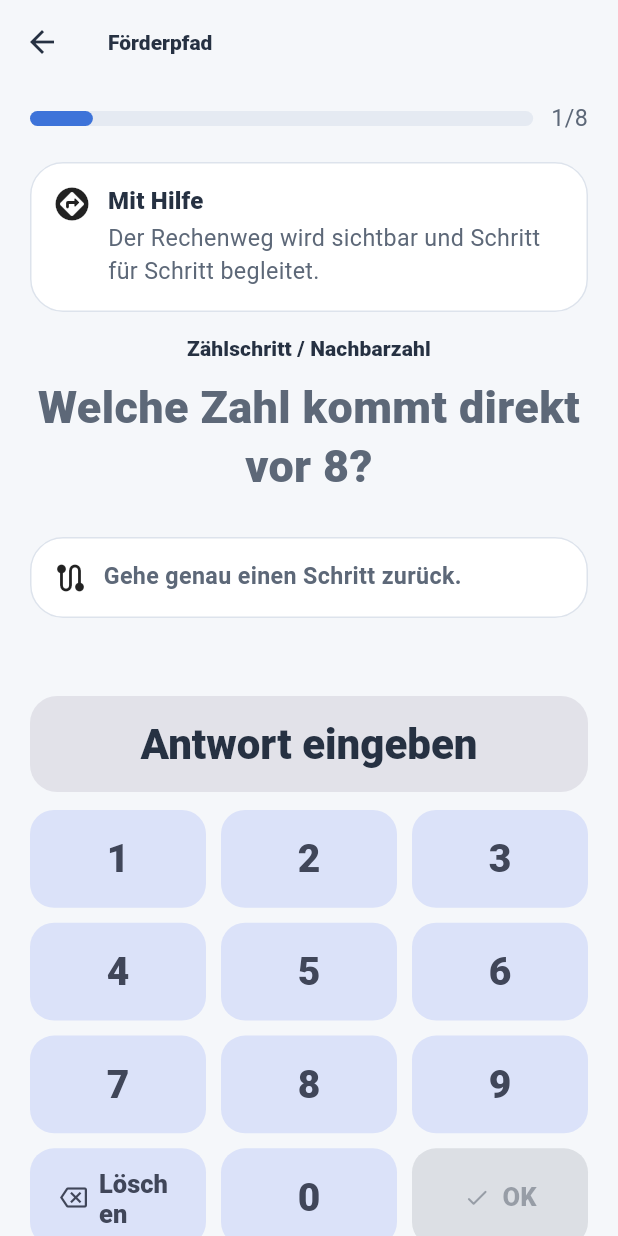
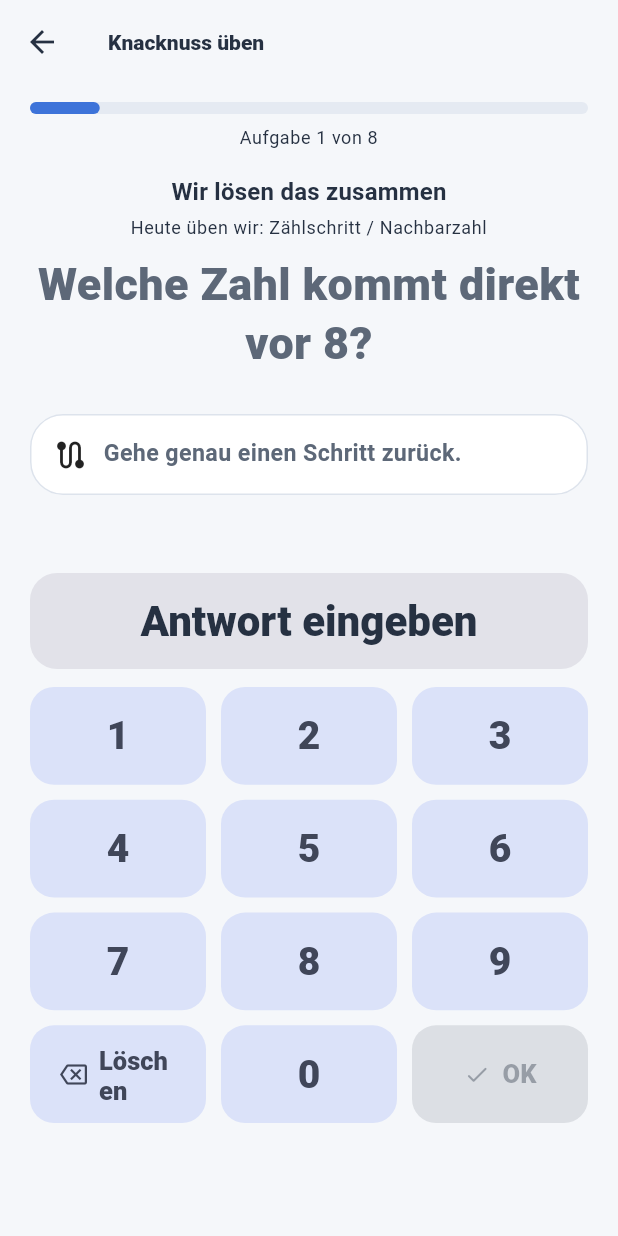
Before and after one commit to md-kks/Rechenblitz, a Flutter app: the RemediationScreen screen opened directly with empty values, on a phone screen of 412 x 824 dp. Run offline on Flutter 3.47's test engine with Material 3 defaults, Android fonts, the phone set to English and light mode, and no system bars; our stand-ins replace camera, flutter_tts, qr_flutter, shared_preferences; missing offline and left inert: flutter_zxing; accounts and stored records are empty.

Commit message:
design: simplify recovery flows

```diff
--- a/lib/screens/remediation_screen.dart
+++ b/lib/screens/remediation_screen.dart
@@ -55,8 +55,6 @@ class _RemediationScreenState extends State<RemediationScreen> {
     RemediationStage.transfer || RemediationStage.check =>
       showHint ? HelpLevel.nudge.value : HelpLevel.none.value,
   };
-
-
 
   @override
   void initState() {
@@ -162,32 +160,19 @@ class _RemediationScreenState extends State<RemediationScreen> {
       builder: (context) => AlertDialog(
         title: Text(
           progress.status == RemediationStatus.stable
-              ? 'Knacknuss stabil gemeistert'
+              ? 'Geschafft!'
               : progress.status == RemediationStatus.improved
-                  ? 'Deutlich verbessert'
-                  : 'Wir bleiben dran',
+              ? 'Das wird sicherer'
+              : 'Wir üben weiter',
         ),
-        content: Column(
-          mainAxisSize: MainAxisSize.min,
-          crossAxisAlignment: CrossAxisAlignment.start,
-          children: [
-            Text(
-              'Kontrolle: $checkCorrect von $checkTotal direkt richtig.',
-            ),
-            const SizedBox(height: 12),
-            Text(
-              switch (progress.status) {
-                RemediationStatus.stable =>
-                  'Das Fehlermuster ist jetzt stabil. Rechenblitz beobachtet es weiter, ohne es noch als aktuelle Knacknuss zu behandeln.',
-                RemediationStatus.improved =>
-                  'Der Rechenweg wirkt sicherer. In einigen Tagen folgt nur noch eine kurze Kontrolle – oder die Stabilität bestätigt sich vorher in normalen Aufgaben.',
-                RemediationStatus.recurring =>
-                  'Die Kontrollaufgaben waren noch nicht sicher genug. Der Förderpfad bleibt als aktuelle Knacknuss erhalten.',
-                RemediationStatus.inProgress =>
-                  'Der Förderpfad wird weitergeführt.',
-              },
-            ),
-          ],
+        content: Text(
+          '$checkCorrect von $checkTotal Aufgaben direkt richtig.\n\n'
+          '${switch (progress.status) {
+            RemediationStatus.stable => 'Das klappt jetzt sicher. Wir üben später wieder ganz normal weiter.',
+            RemediationStatus.improved => 'Das hat schon besser geklappt. Wir schauen später noch einmal kurz danach.',
+            RemediationStatus.recurring => 'Dieser Schritt braucht noch etwas Übung. Rechenblitz zeigt ihn dir später wieder.',
+            RemediationStatus.inProgress => 'Wir machen beim nächsten Mal hier weiter.',
+          }}',
         ),
         actions: [
           FilledButton(
@@ -211,62 +196,34 @@ class _RemediationScreenState extends State<RemediationScreen> {
 
     return Scaffold(
       appBar: AppBar(
-        title: Text(reviewOnly ? 'Kurze Kontrolle' : 'Förderpfad'),
+        title: Text(reviewOnly ? 'Kurze Kontrolle' : 'Knacknuss üben'),
       ),
       body: SafeArea(
         child: ListView(
           padding: const EdgeInsets.fromLTRB(20, 12, 20, 32),
           children: [
-            Row(
-              children: [
-                Expanded(
-                  child: LinearProgressIndicator(
+            LinearProgressIndicator(
               value: progress,
-                    minHeight: 10,
+              minHeight: 8,
               borderRadius: BorderRadius.circular(99),
             ),
-                ),
-                const SizedBox(width: 12),
-                Text('${index + 1}/${plan.tasks.length}'),
-              ],
+            const SizedBox(height: 8),
+            Text(
+              'Aufgabe ${index + 1} von ${plan.tasks.length}',
+              textAlign: TextAlign.center,
+              style: Theme.of(context).textTheme.bodySmall,
             ),
             const SizedBox(height: 18),
-            Card(
-              child: Padding(
-                padding: const EdgeInsets.all(16),
-                child: Row(
-                  crossAxisAlignment: CrossAxisAlignment.start,
-                  children: [
-                    Icon(_stageIcon(stage)),
-                    const SizedBox(width: 12),
-                    Expanded(
-                      child: Column(
-                        crossAxisAlignment: CrossAxisAlignment.start,
-                        children: [
             Text(
-                            stage.label,
-                            style: Theme.of(context)
-                                .textTheme
-                                .titleMedium
-                                ?.copyWith(fontWeight: FontWeight.w900),
+              _stageTitle(stage),
+              textAlign: TextAlign.center,
+              style: Theme.of(context).textTheme.titleMedium,
             ),
-                          const SizedBox(height: 4),
-                          Text(stage.description),
-                        ],
-                      ),
-                    ),
-                  ],
-                ),
-              ),
-            ),
-            const SizedBox(height: 14),
+            const SizedBox(height: 6),
             Text(
-              widget.pattern.label,
+              'Heute üben wir: ${widget.pattern.label}',
               textAlign: TextAlign.center,
-              style: Theme.of(context)
-                  .textTheme
-                  .labelLarge
-                  ?.copyWith(fontWeight: FontWeight.w800),
+              style: Theme.of(context).textTheme.bodySmall,
             ),
             const SizedBox(height: 10),
             Text(
@@ -311,9 +268,7 @@ class _RemediationScreenState extends State<RemediationScreen> {
                       Icon(Icons.visibility_outlined),
                       SizedBox(width: 10),
                       Expanded(
-                        child: Text(
-                          'Kontrollaufgabe: Starte ohne Hilfe. Wenn es noch nicht klappt, bekommst du danach wieder einen Hinweis.',
-                        ),
+                        child: Text('Probier diese Aufgabe zuerst ohne Hilfe.'),
                       ),
                     ],
                   ),
@@ -356,11 +311,11 @@ class _RemediationScreenState extends State<RemediationScreen> {
     );
   }
 
-  IconData _stageIcon(RemediationStage stage) => switch (stage) {
-        RemediationStage.guided => Icons.assistant_direction_rounded,
-        RemediationStage.supported => Icons.lightbulb_outline_rounded,
-        RemediationStage.transfer => Icons.psychology_alt_outlined,
-        RemediationStage.check => Icons.fact_check_outlined,
+  String _stageTitle(RemediationStage stage) => switch (stage) {
+    RemediationStage.guided => 'Wir lösen das zusammen',
+    RemediationStage.supported => 'Ein Hinweis hilft dir',
+    RemediationStage.transfer => 'Jetzt probierst du es selbst',
+    RemediationStage.check => 'Ohne Hilfe probieren',
   };
 }
 
```
Also changed, not shown: lib/screens/step_recovery_screen.dart (+33 -75 lines), 1 other file. Lines whose indentation alone changed are shown as unchanged.
